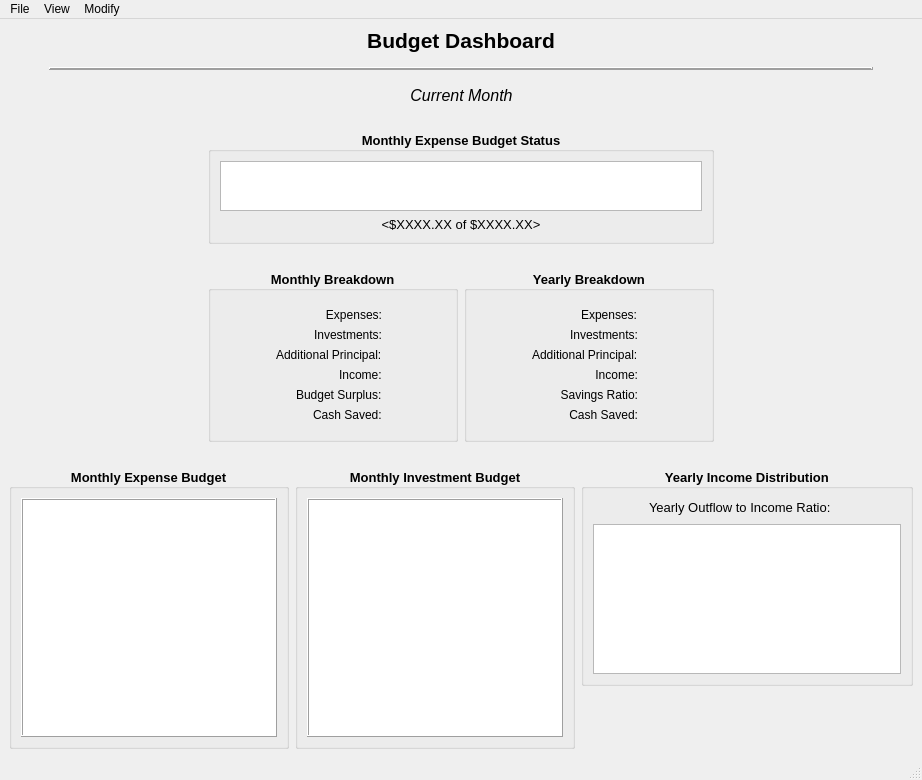
Above: CashFlowManager/mainwindow.ui from epw7856/CashFlowManager before the change. Below: the same form after it.
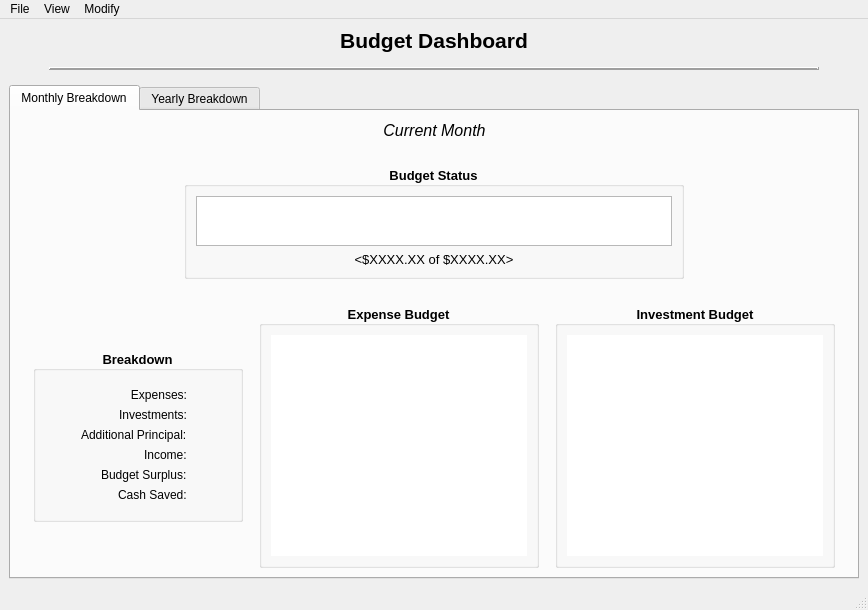
That is the form after the change. Custom widgets are drawn as their Qt base class.

Commit message: Refactored the main window UI into a tabbed widget layout.

The edit to the form file:
```diff
--- a/CashFlowManager/mainwindow.ui
+++ b/CashFlowManager/mainwindow.ui
@@ -6,8 +6,8 @@
    <rect>
     <x>0</x>
     <y>0</y>
-    <width>922</width>
-    <height>780</height>
+    <width>868</width>
+    <height>610</height>
    </rect>
   </property>
   <property name="windowTitle">
@@ -118,6 +118,22 @@
      </layout>
     </item>
     <item>
+     <widget class="QTabWidget" name="tabWidget">
+      <property name="font">
+       <font>
+        <family>Segoe UI</family>
+        <pointsize>9</pointsize>
+       </font>
+      </property>
+      <property name="currentIndex">
+       <number>0</number>
+      </property>
+      <widget class="QWidget" name="tabMonthlyBreakdown">
+       <attribute name="title">
+        <string>Monthly Breakdown</string>
+       </attribute>
+       <layout class="QVBoxLayout" name="verticalLayout">
+        <item>
      <layout class="QHBoxLayout" name="layoutMonth">
       <item>
        <spacer name="horizontalSpacer_3">
@@ -165,23 +181,6 @@
      </layout>
     </item>
     <item>
-     <layout class="QHBoxLayout" name="horizontalLayout_5">
-      <item>
-       <spacer name="horizontalSpacer_11">
-        <property name="orientation">
-         <enum>Qt::Horizontal</enum>
-        </property>
-        <property name="sizeHint" stdset="0">
-         <size>
-          <width>40</width>
-          <height>20</height>
-         </size>
-        </property>
-       </spacer>
-      </item>
-      <item>
-       <layout class="QVBoxLayout" name="verticalLayout_11">
-        <item>
          <spacer name="verticalSpacer_4">
           <property name="orientation">
            <enum>Qt::Vertical</enum>
@@ -198,7 +197,28 @@
          </spacer>
         </item>
         <item>
+         <layout class="QHBoxLayout" name="horizontalLayout_3">
+          <item>
+           <spacer name="horizontalSpacer_5">
+            <property name="orientation">
+             <enum>Qt::Horizontal</enum>
+            </property>
+            <property name="sizeHint" stdset="0">
+             <size>
+              <width>40</width>
+              <height>20</height>
+             </size>
+            </property>
+           </spacer>
+          </item>
+          <item>
          <widget class="QGroupBox" name="groupBox">
+            <property name="minimumSize">
+             <size>
+              <width>500</width>
+              <height>0</height>
+             </size>
+            </property>
           <property name="font">
            <font>
             <family>Segoe UI</family>
@@ -208,7 +228,7 @@
            </font>
           </property>
           <property name="title">
-           <string>  Monthly Expense Budget Status  </string>
+             <string>  Budget Status  </string>
           </property>
           <property name="alignment">
            <set>Qt::AlignCenter</set>
@@ -258,6 +278,21 @@
          </widget>
         </item>
         <item>
+           <spacer name="horizontalSpacer_6">
+            <property name="orientation">
+             <enum>Qt::Horizontal</enum>
+            </property>
+            <property name="sizeHint" stdset="0">
+             <size>
+              <width>40</width>
+              <height>20</height>
+             </size>
+            </property>
+           </spacer>
+          </item>
+         </layout>
+        </item>
+        <item>
          <spacer name="verticalSpacer_3">
           <property name="orientation">
            <enum>Qt::Vertical</enum>
@@ -274,12 +309,33 @@
          </spacer>
         </item>
         <item>
-         <layout class="QHBoxLayout" name="horizontalLayout_6">
+         <layout class="QHBoxLayout" name="horizontalLayout_5">
+          <item>
+           <spacer name="horizontalSpacer_16">
+            <property name="orientation">
+             <enum>Qt::Horizontal</enum>
+            </property>
+            <property name="sizeHint" stdset="0">
+             <size>
+              <width>40</width>
+              <height>20</height>
+             </size>
+            </property>
+           </spacer>
+          </item>
+          <item>
+           <layout class="QVBoxLayout" name="verticalLayoutMonthlyBreakdown">
           <item>
            <widget class="QGroupBox" name="groupBox_3">
+              <property name="sizePolicy">
+               <sizepolicy hsizetype="Fixed" vsizetype="Fixed">
+                <horstretch>0</horstretch>
+                <verstretch>0</verstretch>
+               </sizepolicy>
+              </property>
             <property name="minimumSize">
              <size>
-              <width>250</width>
+                <width>210</width>
               <height>0</height>
              </size>
             </property>
@@ -292,7 +348,7 @@
              </font>
             </property>
             <property name="title">
-             <string>  Monthly Breakdown  </string>
+               <string>  Breakdown  </string>
             </property>
             <property name="alignment">
              <set>Qt::AlignCenter</set>
@@ -535,11 +591,277 @@
             </layout>
            </widget>
           </item>
+           </layout>
+          </item>
+          <item>
+           <spacer name="horizontalSpacer_20">
+            <property name="orientation">
+             <enum>Qt::Horizontal</enum>
+            </property>
+            <property name="sizeType">
+             <enum>QSizePolicy::Fixed</enum>
+            </property>
+            <property name="sizeHint" stdset="0">
+             <size>
+              <width>10</width>
+              <height>20</height>
+             </size>
+            </property>
+           </spacer>
+          </item>
+          <item>
+           <layout class="QVBoxLayout" name="verticalLayoutMonthlyExpenseBudget">
+            <item>
+             <widget class="QGroupBox" name="groupBoxExpenseBudget">
+              <property name="sizePolicy">
+               <sizepolicy hsizetype="Fixed" vsizetype="Minimum">
+                <horstretch>0</horstretch>
+                <verstretch>0</verstretch>
+               </sizepolicy>
+              </property>
+              <property name="font">
+               <font>
+                <family>Segoe UI</family>
+                <pointsize>10</pointsize>
+                <weight>75</weight>
+                <bold>true</bold>
+               </font>
+              </property>
+              <property name="title">
+               <string>  Expense Budget  </string>
+              </property>
+              <property name="alignment">
+               <set>Qt::AlignCenter</set>
+              </property>
+              <layout class="QHBoxLayout" name="horizontalLayout_4">
+               <item>
+                <widget class="QTableView" name="tableViewMonthlyExpenses">
+                 <property name="sizePolicy">
+                  <sizepolicy hsizetype="Expanding" vsizetype="Expanding">
+                   <horstretch>0</horstretch>
+                   <verstretch>0</verstretch>
+                  </sizepolicy>
+                 </property>
+                 <property name="minimumSize">
+                  <size>
+                   <width>0</width>
+                   <height>0</height>
+                  </size>
+                 </property>
+                 <property name="font">
+                  <font>
+                   <family>Segoe UI</family>
+                   <pointsize>8</pointsize>
+                   <weight>50</weight>
+                   <bold>false</bold>
+                  </font>
+                 </property>
+                 <property name="frameShape">
+                  <enum>QFrame::NoFrame</enum>
+                 </property>
+                 <property name="frameShadow">
+                  <enum>QFrame::Plain</enum>
+                 </property>
+                 <property name="lineWidth">
+                  <number>1</number>
+                 </property>
+                 <property name="verticalScrollBarPolicy">
+                  <enum>Qt::ScrollBarAsNeeded</enum>
+                 </property>
+                 <property name="sizeAdjustPolicy">
+                  <enum>QAbstractScrollArea::AdjustIgnored</enum>
+                 </property>
+                 <property name="cornerButtonEnabled">
+                  <bool>false</bool>
+                 </property>
+                 <attribute name="horizontalHeaderMinimumSectionSize">
+                  <number>20</number>
+                 </attribute>
+                 <attribute name="horizontalHeaderDefaultSectionSize">
+                  <number>105</number>
+                 </attribute>
+                 <attribute name="horizontalHeaderHighlightSections">
+                  <bool>false</bool>
+                 </attribute>
+                 <attribute name="verticalHeaderMinimumSectionSize">
+                  <number>15</number>
+                 </attribute>
+                 <attribute name="verticalHeaderDefaultSectionSize">
+                  <number>25</number>
+                 </attribute>
+                </widget>
+               </item>
+              </layout>
+             </widget>
+            </item>
+           </layout>
+          </item>
+          <item>
+           <spacer name="horizontalSpacer_21">
+            <property name="orientation">
+             <enum>Qt::Horizontal</enum>
+            </property>
+            <property name="sizeType">
+             <enum>QSizePolicy::Fixed</enum>
+            </property>
+            <property name="sizeHint" stdset="0">
+             <size>
+              <width>10</width>
+              <height>20</height>
+             </size>
+            </property>
+           </spacer>
+          </item>
+          <item>
+           <layout class="QVBoxLayout" name="verticalLayoutMonthlyInvestmentBudget">
+            <item>
+             <widget class="QGroupBox" name="groupBoxInvestmentBudget">
+              <property name="sizePolicy">
+               <sizepolicy hsizetype="Fixed" vsizetype="Minimum">
+                <horstretch>0</horstretch>
+                <verstretch>0</verstretch>
+               </sizepolicy>
+              </property>
+              <property name="font">
+               <font>
+                <family>Segoe UI</family>
+                <pointsize>10</pointsize>
+                <weight>75</weight>
+                <bold>true</bold>
+               </font>
+              </property>
+              <property name="title">
+               <string>  Investment Budget  </string>
+              </property>
+              <property name="alignment">
+               <set>Qt::AlignCenter</set>
+              </property>
+              <layout class="QHBoxLayout" name="horizontalLayout_7">
+               <item>
+                <widget class="QTableView" name="tableViewMonthlyInvestments">
+                 <property name="sizePolicy">
+                  <sizepolicy hsizetype="Expanding" vsizetype="Expanding">
+                   <horstretch>0</horstretch>
+                   <verstretch>0</verstretch>
+                  </sizepolicy>
+                 </property>
+                 <property name="minimumSize">
+                  <size>
+                   <width>0</width>
+                   <height>0</height>
+                  </size>
+                 </property>
+                 <property name="font">
+                  <font>
+                   <family>Segoe UI</family>
+                   <pointsize>8</pointsize>
+                   <weight>50</weight>
+                   <bold>false</bold>
+                  </font>
+                 </property>
+                 <property name="frameShape">
+                  <enum>QFrame::NoFrame</enum>
+                 </property>
+                 <property name="frameShadow">
+                  <enum>QFrame::Plain</enum>
+                 </property>
+                 <property name="lineWidth">
+                  <number>1</number>
+                 </property>
+                 <property name="cornerButtonEnabled">
+                  <bool>false</bool>
+                 </property>
+                 <attribute name="horizontalHeaderMinimumSectionSize">
+                  <number>20</number>
+                 </attribute>
+                 <attribute name="horizontalHeaderDefaultSectionSize">
+                  <number>105</number>
+                 </attribute>
+                 <attribute name="horizontalHeaderHighlightSections">
+                  <bool>false</bool>
+                 </attribute>
+                 <attribute name="verticalHeaderMinimumSectionSize">
+                  <number>15</number>
+                 </attribute>
+                 <attribute name="verticalHeaderDefaultSectionSize">
+                  <number>25</number>
+                 </attribute>
+                </widget>
+               </item>
+              </layout>
+             </widget>
+            </item>
+           </layout>
+          </item>
+          <item>
+           <spacer name="horizontalSpacer_15">
+            <property name="orientation">
+             <enum>Qt::Horizontal</enum>
+            </property>
+            <property name="sizeHint" stdset="0">
+             <size>
+              <width>40</width>
+              <height>20</height>
+             </size>
+            </property>
+           </spacer>
+          </item>
+         </layout>
+        </item>
+       </layout>
+      </widget>
+      <widget class="QWidget" name="tabYearlyBreakdown">
+       <attribute name="title">
+        <string>Yearly Breakdown</string>
+       </attribute>
+       <layout class="QVBoxLayout" name="verticalLayout_8">
+        <item>
+         <spacer name="verticalSpacer_9">
+          <property name="orientation">
+           <enum>Qt::Vertical</enum>
+          </property>
+          <property name="sizeType">
+           <enum>QSizePolicy::Fixed</enum>
+          </property>
+          <property name="sizeHint" stdset="0">
+           <size>
+            <width>20</width>
+            <height>20</height>
+           </size>
+          </property>
+         </spacer>
+        </item>
+        <item>
+         <layout class="QHBoxLayout" name="horizontalLayout_8">
+          <item>
+           <spacer name="horizontalSpacer_10">
+            <property name="orientation">
+             <enum>Qt::Horizontal</enum>
+            </property>
+            <property name="sizeType">
+             <enum>QSizePolicy::Fixed</enum>
+            </property>
+            <property name="sizeHint" stdset="0">
+             <size>
+              <width>80</width>
+              <height>20</height>
+             </size>
+            </property>
+           </spacer>
+          </item>
+          <item>
+           <layout class="QVBoxLayout" name="verticalLayoutYearlyBreakdown">
           <item>
            <widget class="QGroupBox" name="groupBox_2">
+              <property name="sizePolicy">
+               <sizepolicy hsizetype="Fixed" vsizetype="Fixed">
+                <horstretch>0</horstretch>
+                <verstretch>0</verstretch>
+               </sizepolicy>
+              </property>
             <property name="minimumSize">
              <size>
-              <width>250</width>
+                <width>210</width>
               <height>0</height>
              </size>
             </property>
@@ -552,7 +874,7 @@
              </font>
             </property>
             <property name="title">
-             <string>  Yearly Breakdown  </string>
+               <string>  Breakdown  </string>
             </property>
             <property name="alignment">
              <set>Qt::AlignCenter</set>
@@ -797,221 +1119,24 @@
           </item>
          </layout>
         </item>
-       </layout>
-      </item>
-      <item>
-       <spacer name="horizontalSpacer_10">
-        <property name="orientation">
-         <enum>Qt::Horizontal</enum>
-        </property>
-        <property name="sizeHint" stdset="0">
-         <size>
-          <width>40</width>
-          <height>20</height>
-         </size>
-        </property>
-       </spacer>
-      </item>
-     </layout>
-    </item>
     <item>
      <spacer name="horizontalSpacer_19">
       <property name="orientation">
        <enum>Qt::Horizontal</enum>
       </property>
-      <property name="sizeHint" stdset="0">
-       <size>
-        <width>40</width>
-        <height>20</height>
-       </size>
-      </property>
-     </spacer>
-    </item>
-    <item>
-     <layout class="QHBoxLayout" name="layoutTables">
-      <item>
-       <spacer name="horizontalSpacer_7">
-        <property name="orientation">
-         <enum>Qt::Horizontal</enum>
-        </property>
         <property name="sizeType">
-         <enum>QSizePolicy::Minimum</enum>
+             <enum>QSizePolicy::Fixed</enum>
         </property>
         <property name="sizeHint" stdset="0">
          <size>
-          <width>0</width>
+              <width>10</width>
           <height>20</height>
          </size>
         </property>
        </spacer>
       </item>
       <item>
-       <layout class="QVBoxLayout" name="verticalLayoutMonthlyExpenseBudget">
-        <item>
-         <widget class="QGroupBox" name="groupBoxExpenseBudget">
-          <property name="sizePolicy">
-           <sizepolicy hsizetype="Fixed" vsizetype="Minimum">
-            <horstretch>0</horstretch>
-            <verstretch>0</verstretch>
-           </sizepolicy>
-          </property>
-          <property name="font">
-           <font>
-            <family>Segoe UI</family>
-            <pointsize>10</pointsize>
-            <weight>75</weight>
-            <bold>true</bold>
-           </font>
-          </property>
-          <property name="title">
-           <string>  Monthly Expense Budget  </string>
-          </property>
-          <property name="alignment">
-           <set>Qt::AlignCenter</set>
-          </property>
-          <layout class="QHBoxLayout" name="horizontalLayout_4">
-           <item>
-            <widget class="QTableView" name="tableViewMonthlyExpenses">
-             <property name="sizePolicy">
-              <sizepolicy hsizetype="Expanding" vsizetype="Expanding">
-               <horstretch>0</horstretch>
-               <verstretch>0</verstretch>
-              </sizepolicy>
-             </property>
-             <property name="minimumSize">
-              <size>
-               <width>0</width>
-               <height>0</height>
-              </size>
-             </property>
-             <property name="font">
-              <font>
-               <family>Segoe UI</family>
-               <pointsize>8</pointsize>
-               <weight>50</weight>
-               <bold>false</bold>
-              </font>
-             </property>
-             <property name="frameShape">
-              <enum>QFrame::Box</enum>
-             </property>
-             <property name="frameShadow">
-              <enum>QFrame::Raised</enum>
-             </property>
-             <property name="lineWidth">
-              <number>1</number>
-             </property>
-             <property name="verticalScrollBarPolicy">
-              <enum>Qt::ScrollBarAsNeeded</enum>
-             </property>
-             <property name="sizeAdjustPolicy">
-              <enum>QAbstractScrollArea::AdjustIgnored</enum>
-             </property>
-             <property name="cornerButtonEnabled">
-              <bool>false</bool>
-             </property>
-             <attribute name="horizontalHeaderMinimumSectionSize">
-              <number>20</number>
-             </attribute>
-             <attribute name="horizontalHeaderDefaultSectionSize">
-              <number>105</number>
-             </attribute>
-             <attribute name="horizontalHeaderHighlightSections">
-              <bool>false</bool>
-             </attribute>
-             <attribute name="verticalHeaderMinimumSectionSize">
-              <number>15</number>
-             </attribute>
-             <attribute name="verticalHeaderDefaultSectionSize">
-              <number>25</number>
-             </attribute>
-            </widget>
-           </item>
-          </layout>
-         </widget>
-        </item>
-       </layout>
-      </item>
-      <item>
-       <layout class="QVBoxLayout" name="verticalLayoutMonthlyInvestmentBudget">
-        <item>
-         <widget class="QGroupBox" name="groupBoxInvestmentBudget">
-          <property name="sizePolicy">
-           <sizepolicy hsizetype="Fixed" vsizetype="Minimum">
-            <horstretch>0</horstretch>
-            <verstretch>0</verstretch>
-           </sizepolicy>
-          </property>
-          <property name="font">
-           <font>
-            <family>Segoe UI</family>
-            <pointsize>10</pointsize>
-            <weight>75</weight>
-            <bold>true</bold>
-           </font>
-          </property>
-          <property name="title">
-           <string>  Monthly Investment Budget  </string>
-          </property>
-          <property name="alignment">
-           <set>Qt::AlignCenter</set>
-          </property>
-          <layout class="QHBoxLayout" name="horizontalLayout_7">
-           <item>
-            <widget class="QTableView" name="tableViewMonthlyInvestments">
-             <property name="sizePolicy">
-              <sizepolicy hsizetype="Expanding" vsizetype="Expanding">
-               <horstretch>0</horstretch>
-               <verstretch>0</verstretch>
-              </sizepolicy>
-             </property>
-             <property name="minimumSize">
-              <size>
-               <width>0</width>
-               <height>0</height>
-              </size>
-             </property>
-             <property name="font">
-              <font>
-               <family>Segoe UI</family>
-               <pointsize>8</pointsize>
-               <weight>50</weight>
-               <bold>false</bold>
-              </font>
-             </property>
-             <property name="frameShape">
-              <enum>QFrame::Box</enum>
-             </property>
-             <property name="frameShadow">
-              <enum>QFrame::Raised</enum>
-             </property>
-             <property name="cornerButtonEnabled">
-              <bool>false</bool>
-             </property>
-             <attribute name="horizontalHeaderMinimumSectionSize">
-              <number>20</number>
-             </attribute>
-             <attribute name="horizontalHeaderDefaultSectionSize">
-              <number>105</number>
-             </attribute>
-             <attribute name="horizontalHeaderHighlightSections">
-              <bool>false</bool>
-             </attribute>
-             <attribute name="verticalHeaderMinimumSectionSize">
-              <number>15</number>
-             </attribute>
-             <attribute name="verticalHeaderDefaultSectionSize">
-              <number>25</number>
-             </attribute>
-            </widget>
-           </item>
-          </layout>
-         </widget>
-        </item>
-       </layout>
-      </item>
-      <item>
-       <layout class="QVBoxLayout" name="verticalLayout">
+           <layout class="QVBoxLayout" name="verticalLayoutYearlyIncomeDistribution">
         <item>
          <widget class="QGroupBox" name="groupBox_4">
           <property name="sizePolicy">
@@ -1022,7 +1147,7 @@
           </property>
           <property name="maximumSize">
            <size>
-            <width>450</width>
+                <width>16777215</width>
             <height>16777215</height>
            </size>
           </property>
@@ -1035,7 +1160,7 @@
            </font>
           </property>
           <property name="title">
-           <string>  Yearly Income Distribution  </string>
+               <string>  Income Distribution  </string>
           </property>
           <property name="alignment">
            <set>Qt::AlignCenter</set>
@@ -1144,38 +1269,45 @@
           </layout>
          </widget>
         </item>
+           </layout>
+          </item>
         <item>
-         <spacer name="verticalSpacer">
+           <spacer name="horizontalSpacer_9">
+            <property name="orientation">
+             <enum>Qt::Horizontal</enum>
+            </property>
+            <property name="sizeType">
+             <enum>QSizePolicy::Fixed</enum>
+            </property>
+            <property name="sizeHint" stdset="0">
+             <size>
+              <width>80</width>
+              <height>20</height>
+             </size>
+            </property>
+           </spacer>
+          </item>
+         </layout>
+        </item>
+        <item>
+         <spacer name="verticalSpacer_8">
           <property name="orientation">
            <enum>Qt::Vertical</enum>
           </property>
+          <property name="sizeType">
+           <enum>QSizePolicy::Fixed</enum>
+          </property>
           <property name="sizeHint" stdset="0">
            <size>
             <width>20</width>
-            <height>40</height>
-           </size>
-          </property>
-         </spacer>
-        </item>
-       </layout>
-      </item>
-      <item>
-       <spacer name="horizontalSpacer_8">
-        <property name="orientation">
-         <enum>Qt::Horizontal</enum>
-        </property>
-        <property name="sizeType">
-         <enum>QSizePolicy::Minimum</enum>
-        </property>
-        <property name="sizeHint" stdset="0">
-         <size>
-          <width>0</width>
           <height>20</height>
          </size>
         </property>
        </spacer>
       </item>
      </layout>
+      </widget>
+     </widget>
     </item>
    </layout>
   </widget>
@@ -1184,7 +1316,7 @@
     <rect>
      <x>0</x>
      <y>0</y>
-     <width>922</width>
+     <width>868</width>
      <height>21</height>
     </rect>
    </property>
```
Lines whose indentation alone changed are shown as unchanged. The commit also changes 1 other file.
